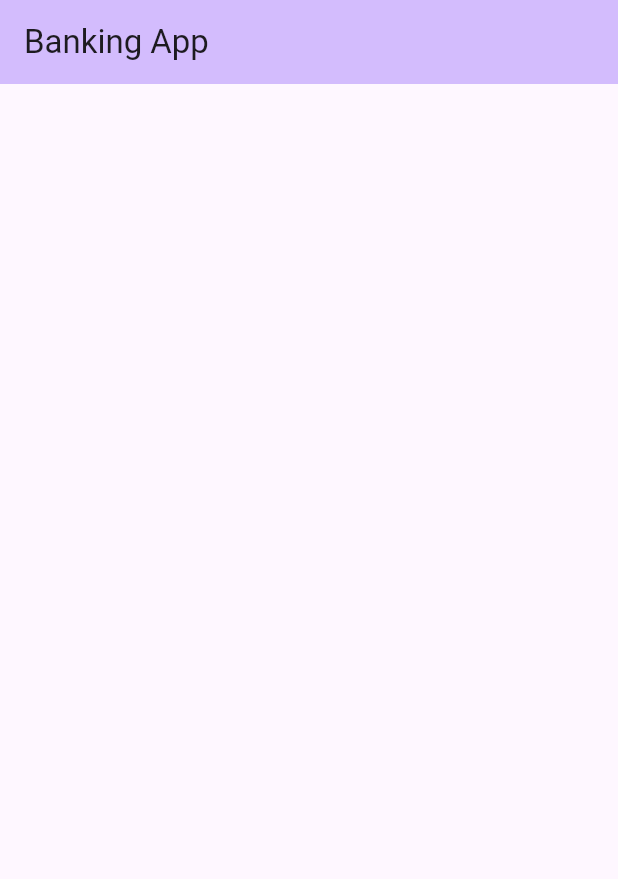
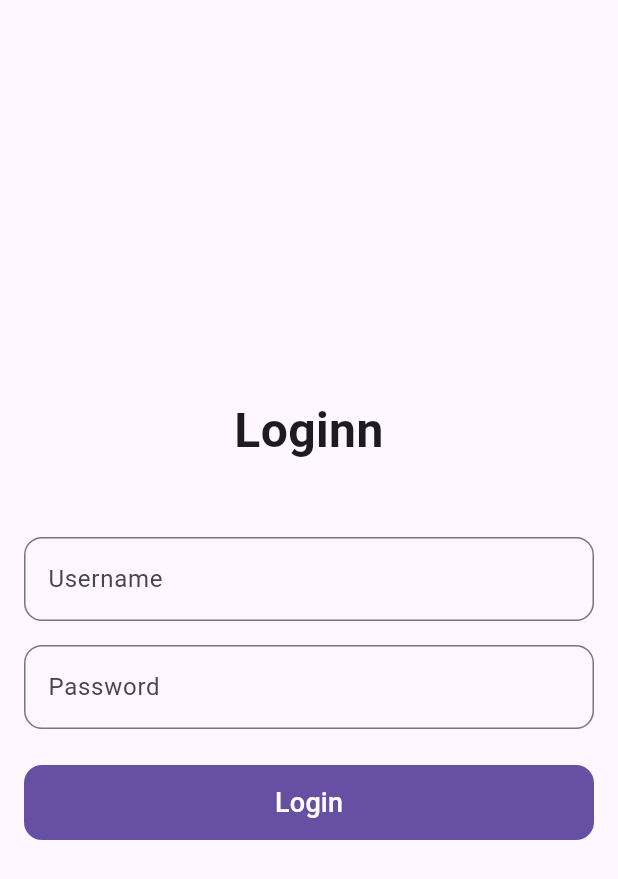
Before and after one commit to alisalehid/mini-banking-app, a Flutter app: the screen it shows after launch, on a phone screen of 412 x 824 dp. Shown: the top 879 px of the screen. Run offline on Flutter 3.47's test engine with Material 3 defaults, Android fonts, the light colour scheme and no system bars; our stand-ins replace bloc, equatable, flutter_bloc, go_router, hydrated_bloc.

Commit message:
pages and routing

```diff
--- /dev/null
+++ b/lib/features/auth/presentation/pages/login.dart
@@ -0,0 +1,96 @@
+import 'package:flutter/material.dart';
+
+class LoginPage extends StatefulWidget {
+  const LoginPage({super.key});
+
+  @override
+  State<LoginPage> createState() => _LoginPageState();
+}
+
+class _LoginPageState extends State<LoginPage> {
+  // Controllers for the text fields
+  final _usernameController = TextEditingController();
+  final _passwordController = TextEditingController();
+
+  @override
+  void dispose() {
+    _usernameController.dispose();
+    _passwordController.dispose();
+    super.dispose();
+  }
+
+  void _login() {
+    // This is where you would handle the login logic.
+    // For now, we'll just print the values.
+    print('Username: ${_usernameController.text}');
+    print('Password: ${_passwordController.text}');
+  }
+
+  @override
+  Widget build(BuildContext context) {
+    return Scaffold(
+      body: Center(
+        child: SingleChildScrollView(
+          padding: const EdgeInsets.all(16.0),
+          child: Column(
+            mainAxisAlignment: MainAxisAlignment.center,
+            crossAxisAlignment: CrossAxisAlignment.stretch,
+            children: <Widget>[
+              // The "login" text
+              const Text(
+                "Loginn",
+                style: TextStyle(fontSize: 32, fontWeight: FontWeight.bold),
+                textAlign: TextAlign.center,
+              ),
+              const SizedBox(height: 48),
+
+              // Username text field
+              TextField(
+                controller: _usernameController,
+                decoration: const InputDecoration(
+                  border: OutlineInputBorder(
+                    borderRadius: BorderRadius.all(Radius.circular(12)),
+                  ),
+                  labelText: 'Username',
+                  hintText: 'Enter your username',
+                ),
+              ),
+              const SizedBox(height: 16),
+
+              // Password text field
+              TextField(
+                controller: _passwordController,
+                obscureText: true,
+                decoration: const InputDecoration(
+                  border: OutlineInputBorder(
+                    borderRadius: BorderRadius.all(Radius.circular(12)),
+                  ),
+                  labelText: 'Password',
+                  hintText: 'Enter your password',
+                ),
+              ),
+              const SizedBox(height: 24),
+
+              // Login button
+              SizedBox(
+                height: 50,
+                child: FilledButton(
+                  onPressed: _login,
+                  style: FilledButton.styleFrom(
+                    shape: RoundedRectangleBorder(
+                      borderRadius: BorderRadius.circular(12),
+                    ),
+                  ),
+                  child: const Text(
+                    'Login',
+                    style: TextStyle(fontSize: 18),
+                  ),
+                ),
+              ),
+            ],
+          ),
+        ),
+      ),
+    );
+  }
+}
--- a/lib/main.dart
+++ b/lib/main.dart
@@ -1,4 +1,7 @@
 import 'package:flutter/material.dart';
+import 'package:go_router/go_router.dart';
+import 'package:mini_banking_app/features/auth/presentation/pages/login.dart';
+import 'package:mini_banking_app/features/dashboard/presentation/pages/dashboard_page.dart';
 
 void main() {
   runApp(const MyApp());
@@ -7,50 +10,26 @@ void main() {
 class MyApp extends StatelessWidget {
   const MyApp({super.key});
 
-  // This widget is the root of your application.
+  GoRouter get _router => GoRouter(
+    initialLocation: '/login',
+    routes: [
+      GoRoute(
+        path: '/login',
+        builder: (context, state) => const LoginPage(),
+      ),
+      GoRoute(
+        path: '/',
+        builder: (context, state) => const DashboardPage(),
+      ),
+    ],
+  );
+
   @override
   Widget build(BuildContext context) {
-    return MaterialApp(
+    return MaterialApp.router(
       debugShowCheckedModeBanner: false,
-      title: 'Flutter Demo',
-      theme: ThemeData(
-
-        colorScheme: ColorScheme.fromSeed(seedColor: Colors.deepPurple),
-      ),
-      home: const MyHomePage(title: 'Banking App'),
+      title: 'Mini Banking App',
+      routerConfig: _router,
     );
   }
 }
-
-class MyHomePage extends StatefulWidget {
-  const MyHomePage({super.key, required this.title});
-
-
-
-  final String title;
-
-  @override
-  State<MyHomePage> createState() => _MyHomePageState();
-}
-
-class _MyHomePageState extends State<MyHomePage> {
-
-
-  @override
-  Widget build(BuildContext context) {
-
-    return Scaffold(
-
-      appBar: AppBar(
-
-        backgroundColor: Theme.of(context).colorScheme.inversePrimary,
-
-        title: Text(widget.title),
-      ),
-      body: Center(
-
-        child: Text("")
-      ),
-    );
-  }
-}
```
Also changed, not shown: lib/app/go_router_refresh_stream.dart (added, +74 -0 lines), lib/app/router.dart (added, +54 -0 lines), lib/core/theme/colors.dart (added, +21 -0 lines), lib/core/theme/theme.dart (added, +59 -0 lines), lib/features/auth/presentation/bloc/auth_cubit.dart (added, +31 -0 lines), lib/features/dashboard/presentation/bloc/dashboard_cubit.dart (added, +8 -0 lines), lib/features/dashboard/presentation/pages/dashboard_page.dart (added, +48 -0 lines), lib/features/dashboard/presentation/widgets/navigation_button.dart (added, +31 -0 lines), lib/features/settings/presentation/pages/setting_page.dart (added, +21 -0 lines), lib/features/transactions/presentation/pages/transactions_page.dart (added, +21 -0 lines), lib/features/transfer/presentation/pages/transfer_page.dart (added, +21 -0 lines), 7 other files.
